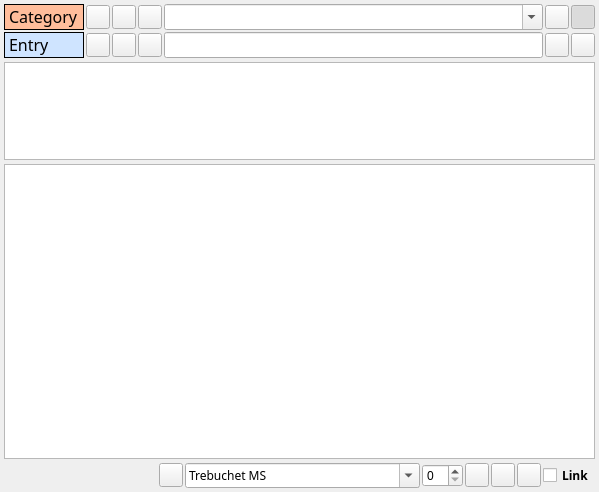
First picture: the form in notizenmainwindow.ui, repository jan-henkel/Notes, before the edit.
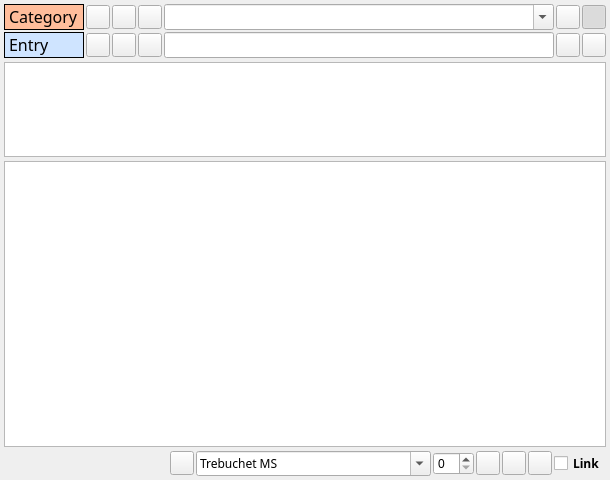
Second picture: the form after the edit. Icons and pictures are not drawn. Custom widgets are drawn as their Qt base class.

The edit to the form file:
```diff
--- a/notizenmainwindow.ui
+++ b/notizenmainwindow.ui
@@ -12,8 +12,8 @@
    <rect>
     <x>0</x>
     <y>0</y>
-    <width>599</width>
-    <height>492</height>
+    <width>610</width>
+    <height>480</height>
    </rect>
   </property>
   <property name="windowTitle">
```
Left out of the diff: 2 changed lines with no effect on the pictures.
